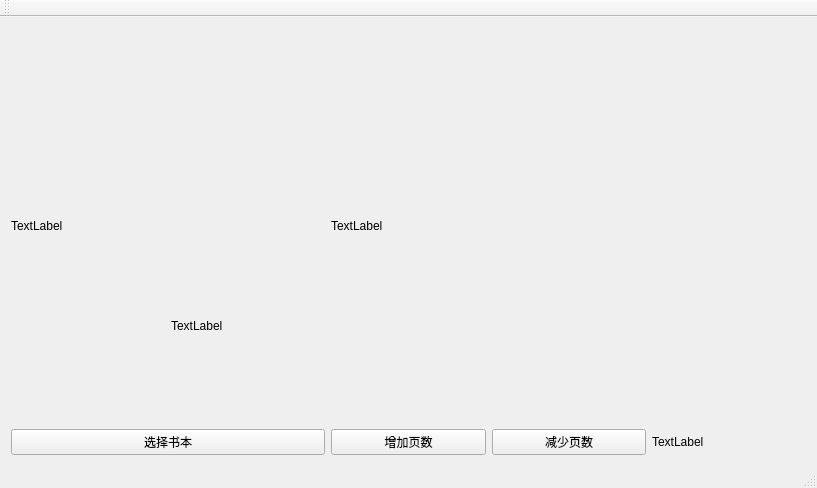
First picture: the form in mainwindow.ui, repository zrdumped/PaperPlusEBook, before the edit.
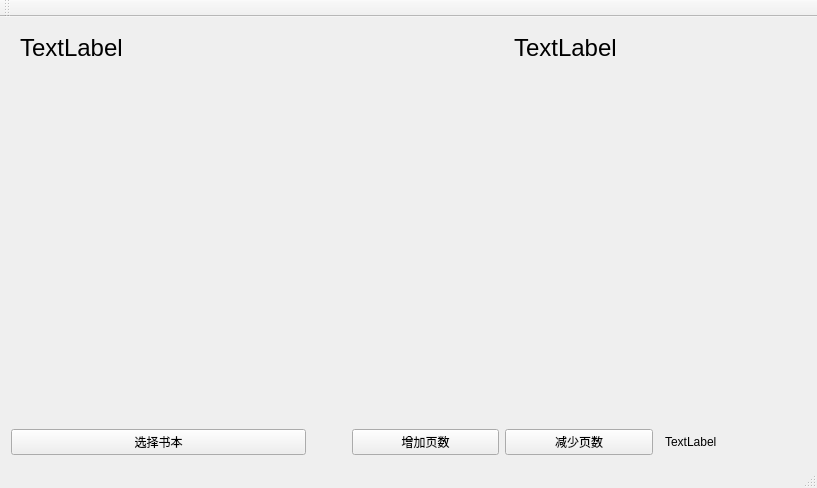
Second picture: the form after the edit.

Commit message: update txt version=￣ω￣=

```diff
--- a/mainwindow.ui
+++ b/mainwindow.ui
@@ -13,57 +13,94 @@
   <property name="windowTitle">
    <string>MainWindow</string>
   </property>
+  <property name="styleSheet">
+   <string notr="true">QLabel{padding-left: 3px;padding-right: 3px}</string>
+  </property>
   <widget class="QWidget" name="centralWidget">
    <layout class="QGridLayout" name="gridLayout">
-    <item row="0" column="2" rowspan="2" colspan="3">
-     <widget class="QLabel" name="RightPG">
-      <property name="text">
-       <string>TextLabel</string>
-      </property>
-     </widget>
-    </item>
-    <item row="2" column="0" colspan="2">
-     <widget class="QPushButton" name="BookSelector">
-      <property name="text">
-       <string>选择书本</string>
-      </property>
-     </widget>
-    </item>
     <item row="0" column="0" rowspan="2" colspan="2">
      <widget class="QLabel" name="LeftPG">
-      <property name="text">
-       <string>TextLabel</string>
+      <property name="font">
+       <font>
+        <pointsize>18</pointsize>
+       </font>
       </property>
-     </widget>
-    </item>
-    <item row="2" column="2">
-     <widget class="QPushButton" name="OffsetSetter">
-      <property name="text">
-       <string>增加页数</string>
+      <property name="styleSheet">
+       <string notr="true">QLabel{padding-left: 3px;padding-right: 3px}</string>
       </property>
-     </widget>
-    </item>
-    <item row="1" column="1">
-     <widget class="QLabel" name="label">
       <property name="text">
        <string>TextLabel</string>
       </property>
+      <property name="alignment">
+       <set>Qt::AlignLeading|Qt::AlignLeft|Qt::AlignTop</set>
+      </property>
+      <property name="wordWrap">
+       <bool>true</bool>
+      </property>
      </widget>
     </item>
     <item row="2" column="4">
-     <widget class="QLabel" name="Offset">
-      <property name="text">
-       <string>TextLabel</string>
-      </property>
-     </widget>
-    </item>
-    <item row="2" column="3">
      <widget class="QPushButton" name="OffsetSetterTmp">
       <property name="text">
        <string>减少页数</string>
       </property>
      </widget>
     </item>
+    <item row="2" column="5">
+     <widget class="QLabel" name="Offset">
+      <property name="text">
+       <string>TextLabel</string>
+      </property>
+     </widget>
+    </item>
+    <item row="2" column="0" colspan="2">
+     <widget class="QPushButton" name="BookSelector">
+      <property name="text">
+       <string>选择书本</string>
+      </property>
+     </widget>
+    </item>
+    <item row="2" column="3">
+     <widget class="QPushButton" name="OffsetSetter">
+      <property name="text">
+       <string>增加页数</string>
+      </property>
+     </widget>
+    </item>
+    <item row="0" column="2">
+     <spacer name="horizontalSpacer">
+      <property name="orientation">
+       <enum>Qt::Horizontal</enum>
+      </property>
+      <property name="sizeType">
+       <enum>QSizePolicy::Fixed</enum>
+      </property>
+      <property name="sizeHint" stdset="0">
+       <size>
+        <width>40</width>
+        <height>20</height>
+       </size>
+      </property>
+     </spacer>
+    </item>
+    <item row="0" column="4" rowspan="2" colspan="2">
+     <widget class="QLabel" name="RightPG">
+      <property name="font">
+       <font>
+        <pointsize>18</pointsize>
+       </font>
+      </property>
+      <property name="text">
+       <string>TextLabel</string>
+      </property>
+      <property name="alignment">
+       <set>Qt::AlignLeading|Qt::AlignLeft|Qt::AlignTop</set>
+      </property>
+      <property name="wordWrap">
+       <bool>true</bool>
+      </property>
+     </widget>
+    </item>
    </layout>
   </widget>
   <widget class="QMenuBar" name="menuBar">
```
The commit also changes 2 other files.
